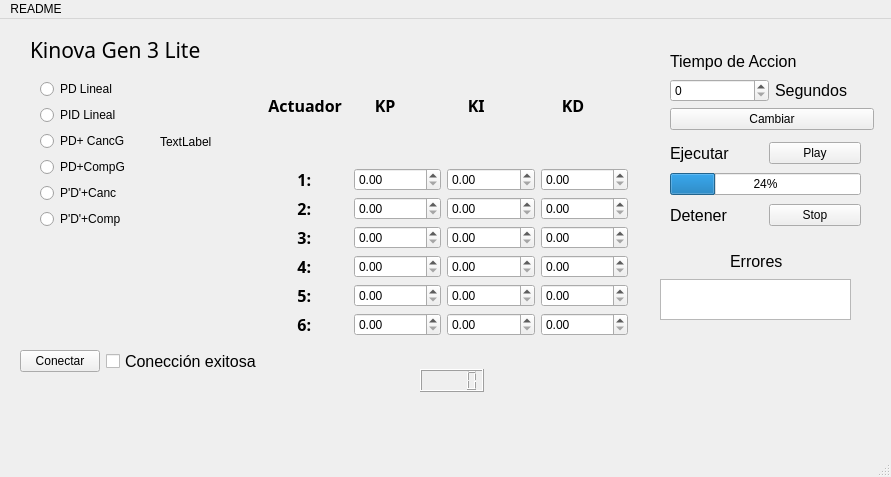
This is mainwindow.ui in JeanPons183/InterfazKinova as Qt 5 draws it before an edit. The edited form follows.
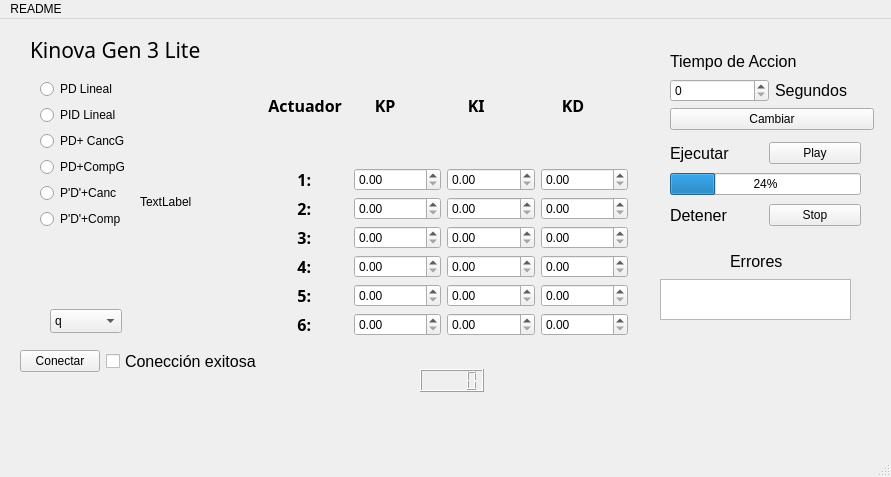
This is the edited form.

Commit message: Terminando las notificaciones

The edit to the form file:
```diff
--- a/mainwindow.ui
+++ b/mainwindow.ui
@@ -482,9 +482,9 @@
    <widget class="QLabel" name="notificationLabel">
     <property name="geometry">
      <rect>
-      <x>160</x>
-      <y>110</y>
-      <width>60</width>
+      <x>140</x>
+      <y>170</y>
+      <width>541</width>
       <height>25</height>
      </rect>
     </property>
@@ -492,6 +492,42 @@
      <string>TextLabel</string>
     </property>
    </widget>
+   <widget class="QComboBox" name="comboBox">
+    <property name="geometry">
+     <rect>
+      <x>50</x>
+      <y>290</y>
+      <width>72</width>
+      <height>24</height>
+     </rect>
+    </property>
+    <item>
+     <property name="text">
+      <string>q</string>
+     </property>
+    </item>
+    <item>
+     <property name="text">
+      <string>A</string>
+     </property>
+    </item>
+    <item>
+     <property name="text">
+      <string>S</string>
+     </property>
+    </item>
+   </widget>
+   <zorder>label_7</zorder>
+   <zorder>MostrarErrores</zorder>
+   <zorder>label_12</zorder>
+   <zorder>layoutWidget</zorder>
+   <zorder>layoutWidget</zorder>
+   <zorder>layoutWidget</zorder>
+   <zorder>layoutWidget</zorder>
+   <zorder>layoutWidget</zorder>
+   <zorder>lcdNumber</zorder>
+   <zorder>comboBox</zorder>
+   <zorder>notificationLabel</zorder>
   </widget>
   <widget class="QMenuBar" name="menubar">
    <property name="geometry">
```
Left out of the diff: 364 changed lines with no effect on the pictures. The commit also changes 2 other files.
